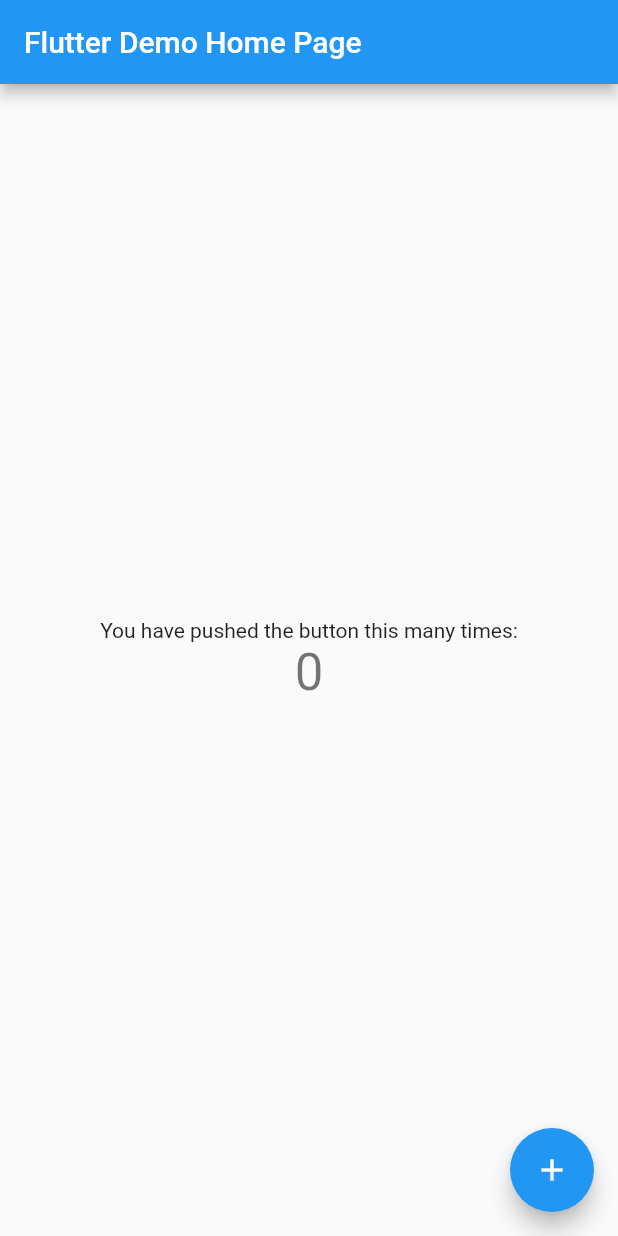
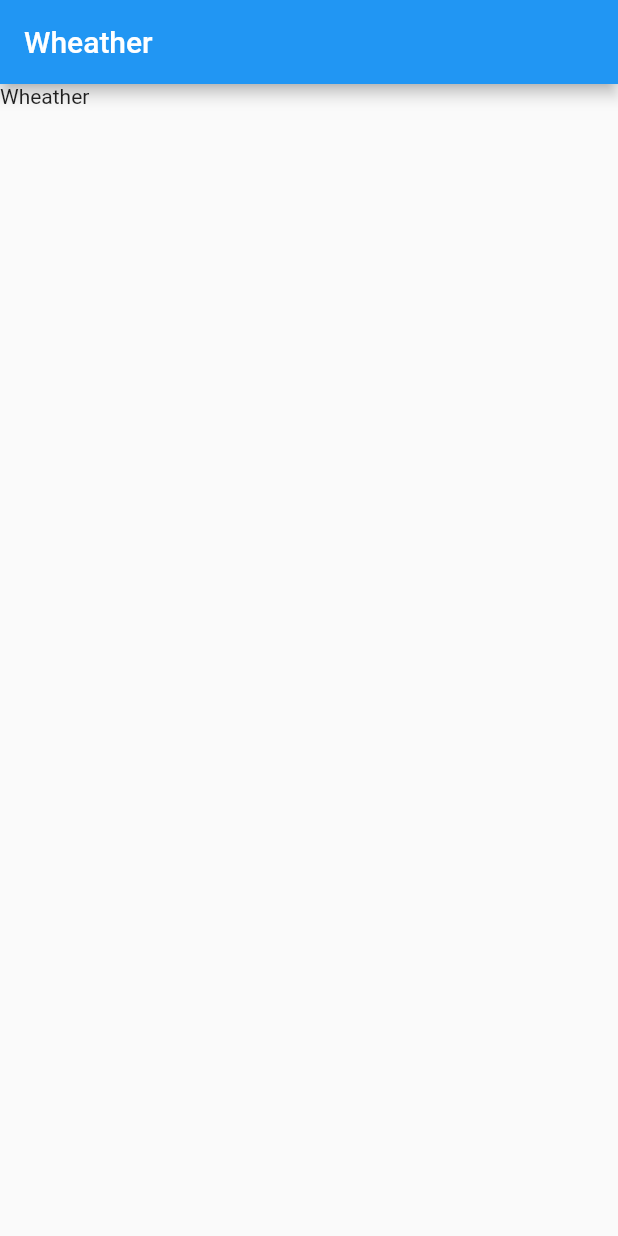
Before and after one commit to mariaaeugenia/weather-app, a Flutter app: the screen it shows after launch, on a phone screen of 412 x 824 dp. Run offline on Flutter 3.47's test engine with Material 2 defaults, Android fonts, the phone set to English and light mode, and no system bars.

Commit message:
create Strings class

```diff
--- a/lib/main.dart
+++ b/lib/main.dart
@@ -1,111 +1,31 @@
 import 'package:flutter/material.dart';
+import 'strings.dart';
 
 void main() => runApp(MyApp());
 
 class MyApp extends StatelessWidget {
-  // This widget is the root of your application.
   @override
   Widget build(BuildContext context) {
     return MaterialApp(
-      title: 'Flutter Demo',
-      theme: ThemeData(
-        // This is the theme of your application.
-        //
-        // Try running your application with "flutter run". You'll see the
-        // application has a blue toolbar. Then, without quitting the app, try
-        // changing the primarySwatch below to Colors.green and then invoke
-        // "hot reload" (press "r" in the console where you ran "flutter run",
-        // or simply save your changes to "hot reload" in a Flutter IDE).
-        // Notice that the counter didn't reset back to zero; the application
-        // is not restarted.
-        primarySwatch: Colors.blue,
-      ),
-      home: MyHomePage(title: 'Flutter Demo Home Page'),
+      title: 'GHFlutter',
+      home: Weather()
     );
   }
 }
 
-class MyHomePage extends StatefulWidget {
-  MyHomePage({Key key, this.title}) : super(key: key);
-
-  // This widget is the home page of your application. It is stateful, meaning
-  // that it has a State object (defined below) that contains fields that affect
-  // how it looks.
-
-  // This class is the configuration for the state. It holds the values (in this
-  // case the title) provided by the parent (in this case the App widget) and
-  // used by the build method of the State. Fields in a Widget subclass are
-  // always marked "final".
-
-  final String title;
-
+class Weather extends StatefulWidget {
   @override
-  _MyHomePageState createState() => _MyHomePageState();
+  createState() => WeatherState();
 }
 
-class _MyHomePageState extends State<MyHomePage> {
-  int _counter = 0;
-
-  void _incrementCounter() {
-    setState(() {
-      // This call to setState tells the Flutter framework that something has
-      // changed in this State, which causes it to rerun the build method below
-      // so that the display can reflect the updated values. If we changed
-      // _counter without calling setState(), then the build method would not be
-      // called again, and so nothing would appear to happen.
-      _counter++;
-    });
-  }
-
+class WeatherState extends State<Weather> {
   @override
   Widget build(BuildContext context) {
-    // This method is rerun every time setState is called, for instance as done
-    // by the _incrementCounter method above.
-    //
-    // The Flutter framework has been optimized to make rerunning build methods
-    // fast, so that you can just rebuild anything that needs updating rather
-    // than having to individually change instances of widgets.
-    return Scaffold(
+    return Scaffold (
       appBar: AppBar(
-        // Here we take the value from the MyHomePage object that was created by
-        // the App.build method, and use it to set our appbar title.
-        title: Text(widget.title),
+        title: Text(Strings.appTitle),
       ),
-      body: Center(
-        // Center is a layout widget. It takes a single child and positions it
-        // in the middle of the parent.
-        child: Column(
-          // Column is also a layout widget. It takes a list of children and
-          // arranges them vertically. By default, it sizes itself to fit its
-          // children horizontally, and tries to be as tall as its parent.
-          //
-          // Invoke "debug painting" (press "p" in the console, choose the
-          // "Toggle Debug Paint" action from the Flutter Inspector in Android
-          // Studio, or the "Toggle Debug Paint" command in Visual Studio Code)
-          // to see the wireframe for each widget.
-          //
-          // Column has various properties to control how it sizes itself and
-          // how it positions its children. Here we use mainAxisAlignment to
-          // center the children vertically; the main axis here is the vertical
-          // axis because Columns are vertical (the cross axis would be
-          // horizontal).
-          mainAxisAlignment: MainAxisAlignment.center,
-          children: <Widget>[
-            Text(
-              'You have pushed the button this many times:',
-            ),
-            Text(
-              '$_counter',
-              style: Theme.of(context).textTheme.display1,
-            ),
-          ],
-        ),
-      ),
-      floatingActionButton: FloatingActionButton(
-        onPressed: _incrementCounter,
-        tooltip: 'Increment',
-        child: Icon(Icons.add),
-      ), // This trailing comma makes auto-formatting nicer for build methods.
+      body: Text(Strings.appTitle),
     );
   }
 }
--- /dev/null
+++ b/lib/strings.dart
@@ -0,0 +1,3 @@
+class Strings {
+  static String appTitle = "Wheather";
+}
```
Also changed, not shown: 1 other file.
